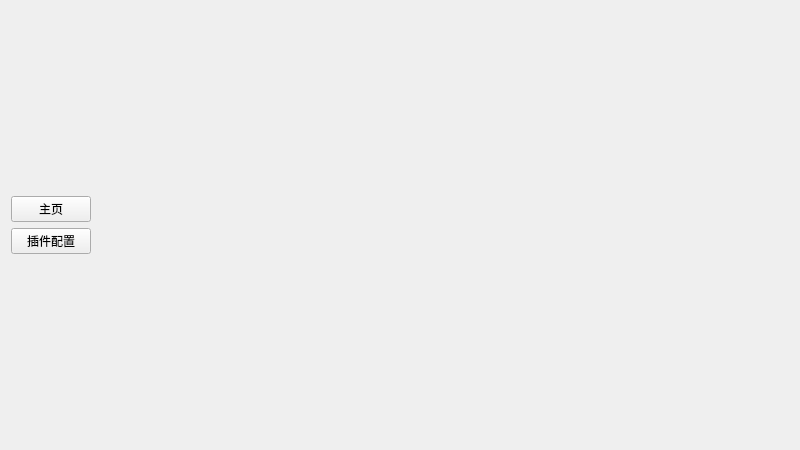
Qt form src/gui/mainwindow.ui (azazo1/campus-bot) before a commit.
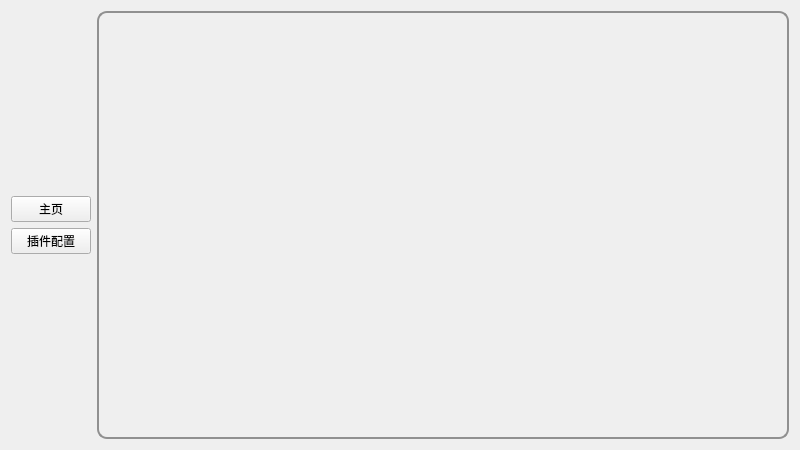
The same form after that commit.

Commit message: ui: stackedwidget 添加边框

Patch:
```diff
--- a/src/gui/mainwindow.ui
+++ b/src/gui/mainwindow.ui
@@ -65,6 +65,12 @@
      </item>
      <item>
       <widget class="QStackedWidget" name="pageContainer">
+       <property name="styleSheet">
+        <string notr="true">QStackedWidget {
+    border: 2px solid #909090;
+    border-radius: 10px;
+}</string>
+       </property>
        <property name="currentIndex">
         <number>0</number>
        </property>
```
Lines whose indentation alone changed are shown as unchanged. The commit also changes 2 other files.
